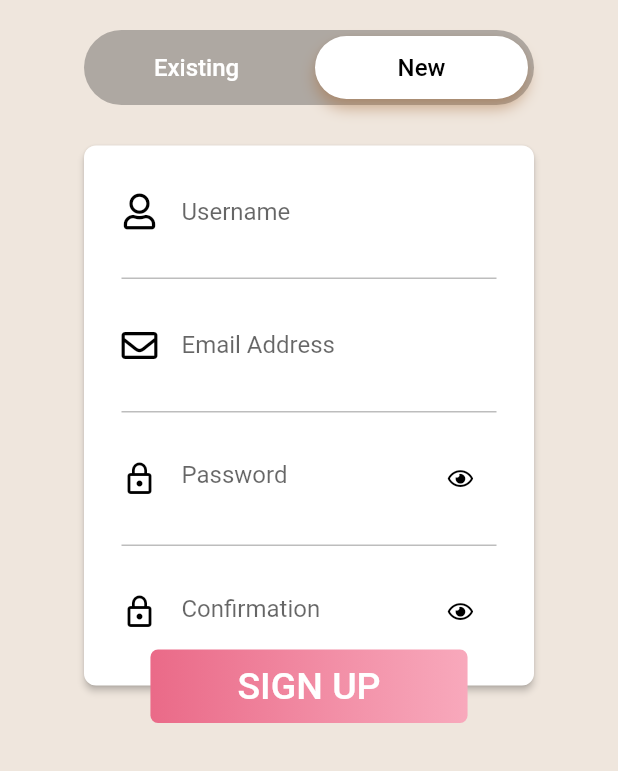
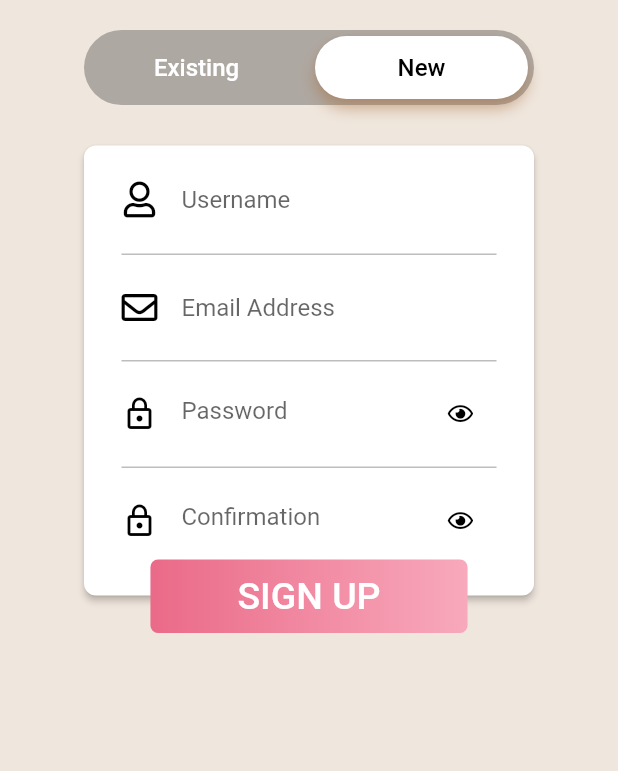
Before and after one commit to shagun25/SheHeroes, a Flutter app: the screen it shows after launch, swiped to page 2, on a phone screen of 412 x 824 dp, the part 465-1236 px from its top. Run offline on Flutter 3.47's test engine with Material 2 defaults, Android fonts, the phone set to English and light mode, and no system bars; drawn by our look-alikes of avatar_glow; our stand-ins replace animated_text_kit, assets_audio_player, camera, fancy_bottom_navigation, firebase_auth, firebase_core and 15 more; missing offline and left inert: align_positioned, animated_widgets, blobs, circle_list, esys_flutter_share, flash_animation and 8 more; accounts and stored records are empty; Roboto replaces fonts that are missing (Canterbury, WorkSansBold, WorkSansSemiBold); project files that could hold a hidden picture were left out.

Commit message:
Fixed the overflowed screen

```diff
--- a/lib/pages/login_page.dart
+++ b/lib/pages/login_page.dart
@@ -496,12 +496,12 @@ class _LoginPageState extends State<LoginPage>
                   child: SingleChildScrollView(
                     child: Container(
                       width: 300.0,
-                    height: 360.0,
+                      height: 300.0,
                       child: Column(
                         children: <Widget>[
                           Padding(
                             padding: EdgeInsets.only(
-                              top: 20.0, bottom: 20.0, left: 25.0, right: 25.0),
+                                top: 12.0, bottom: 12.0, left: 25.0, right: 25.0),
                             child: TextField(
                               focusNode: myFocusNodeName,
                               controller: signupNameController,
@@ -531,7 +531,7 @@ class _LoginPageState extends State<LoginPage>
                           ),
                           Padding(
                             padding: EdgeInsets.only(
-                              top: 20.0, bottom: 20.0, left: 25.0, right: 25.0),
+                                top: 11.0, bottom: 11.0, left: 25.0, right: 25.0),
                             child: TextField(
                               focusNode: myFocusNodeEmail,
                               controller: signupEmailController,
@@ -560,7 +560,7 @@ class _LoginPageState extends State<LoginPage>
                           ),
                           Padding(
                             padding: EdgeInsets.only(
-                              top: 20.0, bottom: 20.0, left: 25.0, right: 25.0),
+                                top: 11.0, bottom: 11.0, left: 25.0, right: 25.0),
                             child: TextField(
                               focusNode: myFocusNodePassword,
                               controller: signupPasswordController,
@@ -599,7 +599,7 @@ class _LoginPageState extends State<LoginPage>
                           ),
                           Padding(
                             padding: EdgeInsets.only(
-                              top: 20.0, bottom: 20.0, left: 25.0, right: 25.0),
+                                top: 11.0, bottom: 11.0, left: 25.0, right: 25.0),
                             child: TextField(
                               controller: signupConfirmPasswordController,
                               obscureText: _obscureTextSignupConfirm,
@@ -636,7 +636,7 @@ class _LoginPageState extends State<LoginPage>
                   ),
                 ),
                 Container(
-                margin: EdgeInsets.only(top: 340.0),
+                  margin: EdgeInsets.only(top: 280.0),
                   decoration: BoxDecoration(
                       borderRadius: BorderRadius.all(Radius.circular(5.0)),
                       boxShadow: <BoxShadow>[
@@ -679,7 +679,8 @@ class _LoginPageState extends State<LoginPage>
             ),
           ],
         ),
-    );
+      )
+    ;
   }
 
   void _onSignInButtonPress() {
```
Also changed, not shown: Sheheroes_WatchOS/pubspec.lock (added), pubspec.lock (added). Lines whose indentation alone changed are shown as unchanged.
